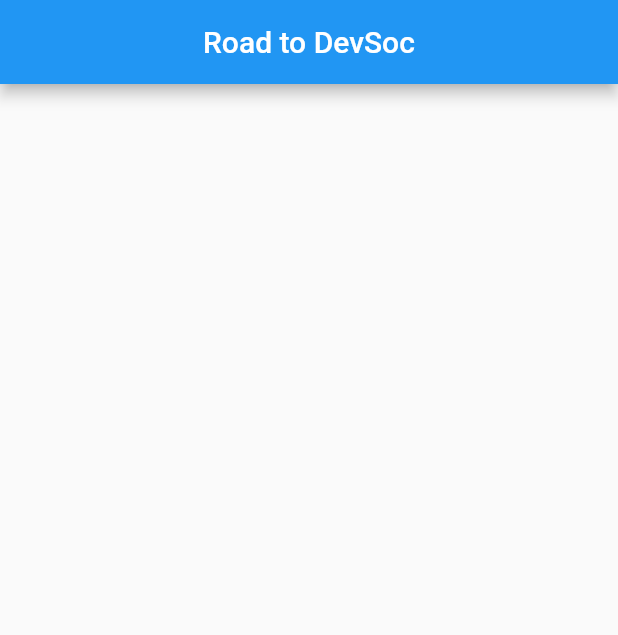
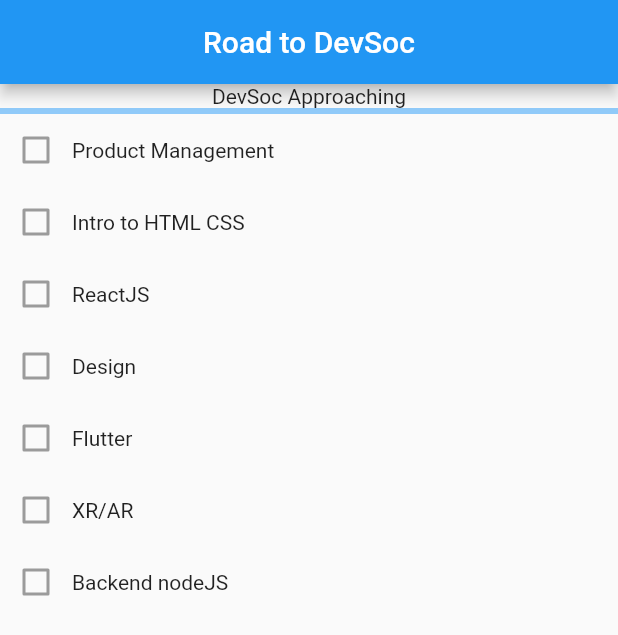
Before and after one commit to aryaman-awasthi/FlutterUnleashed-BuildingPowerfulApps, a Flutter app: the screen it shows after launch, on a phone screen of 412 x 824 dp. Shown: the top 635 px of the screen. Run offline on Flutter 3.47's test engine with Material 2 defaults, Android fonts, the phone set to English and light mode, and no system bars.

Commit message:
feat: first iteration

```diff
--- a/flutter-basics/road_to_devsoc/lib/main.dart
+++ b/flutter-basics/road_to_devsoc/lib/main.dart
@@ -11,6 +11,7 @@ class MyApp extends StatelessWidget {
     return MaterialApp(
       title: "Road to Devsoc",
       theme: ThemeData(primarySwatch: Colors.blue),
+      debugShowCheckedModeBanner: false,
       home: MyHomePage(),
     );
   }
@@ -26,6 +27,64 @@ class MyHomePage extends StatelessWidget {
         centerTitle: true,
       ),
 
+
+      body: Column(
+        children: [
+          Progress(),
+          TaskList(),
+        ]
+        ),
     );
   }
 }
+
+class Progress extends StatelessWidget {
+
+  @override
+  Widget build(BuildContext context) {
+    return const Column(
+      children: [
+        Text('DevSoc Approaching'),
+        LinearProgressIndicator(value: 0.0),
+      ],
+    );
+  }
+}
+
+class TaskList extends StatelessWidget {
+
+  @override
+  Widget build(BuildContext context) {
+    return const SingleChildScrollView(
+      child: Column(
+        children: [
+          TaskItem(label: "Product Management"),
+          TaskItem(label: "Intro to HTML CSS"),
+          TaskItem(label: "ReactJS"),
+          TaskItem(label: "Design"),
+          TaskItem(label: "Flutter"),
+          TaskItem(label: "XR/AR"),
+          TaskItem(label: "Backend nodeJS"),
+
+        ],
+      ),
+    );
+  }
+}
+
+class TaskItem extends StatelessWidget {
+
+  final String label;
+
+  const TaskItem({Key? key, required this.label}) : super (key: key);
+
+  @override
+  Widget build(BuildContext context) {
+    return Row(
+      children: [
+        const Checkbox(value: false, onChanged: null),
+        Text(label)
+      ],
+    );
+  }
+}
```
